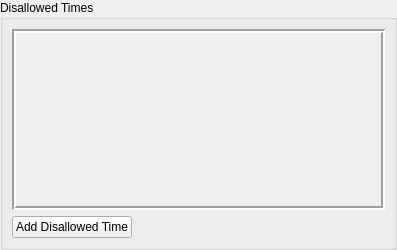
This is FlightPlanner/gui/FlightTaskEditors/SubWidgets/TimingConstraintEditor.ui in raptorswing/FlightPlanner as Qt 5 draws it before an edit. The edited form follows.
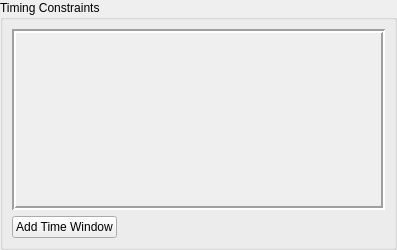
This is the edited form. Icons and pictures are not drawn.

Commit message: Reformulated timing constraints to be allowed times instead of disallowed

```diff
--- a/FlightPlanner/gui/FlightTaskEditors/SubWidgets/TimingConstraintEditor.ui
+++ b/FlightPlanner/gui/FlightTaskEditors/SubWidgets/TimingConstraintEditor.ui
@@ -24,7 +24,7 @@
    <item>
     <widget class="QGroupBox" name="groupBox">
      <property name="title">
-      <string>Disallowed Times</string>
+      <string>Timing Constraints</string>
      </property>
      <layout class="QVBoxLayout" name="verticalLayout_3">
       <item>
@@ -76,7 +76,7 @@
         <item>
          <widget class="QPushButton" name="addTimingConstraintButton_2">
           <property name="text">
-           <string>Add Disallowed Time</string>
+           <string>Add Time Window</string>
           </property>
           <property name="icon">
            <iconset resource="../../../resources.qrc">
```
The commit also changes 5 other files.
